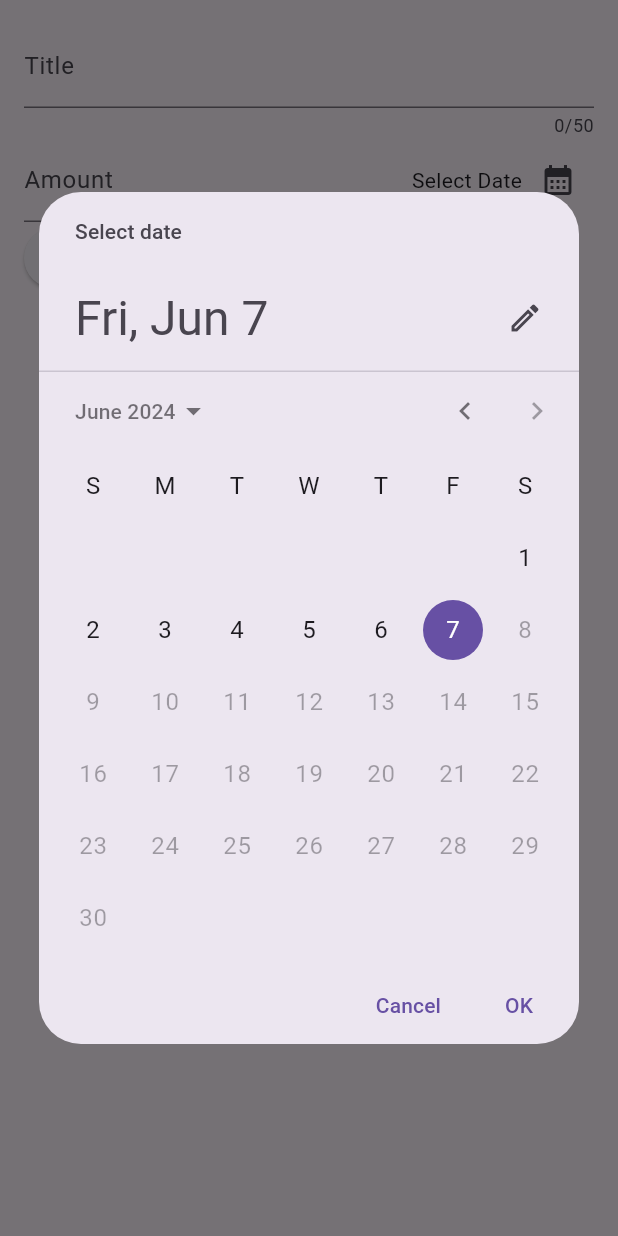
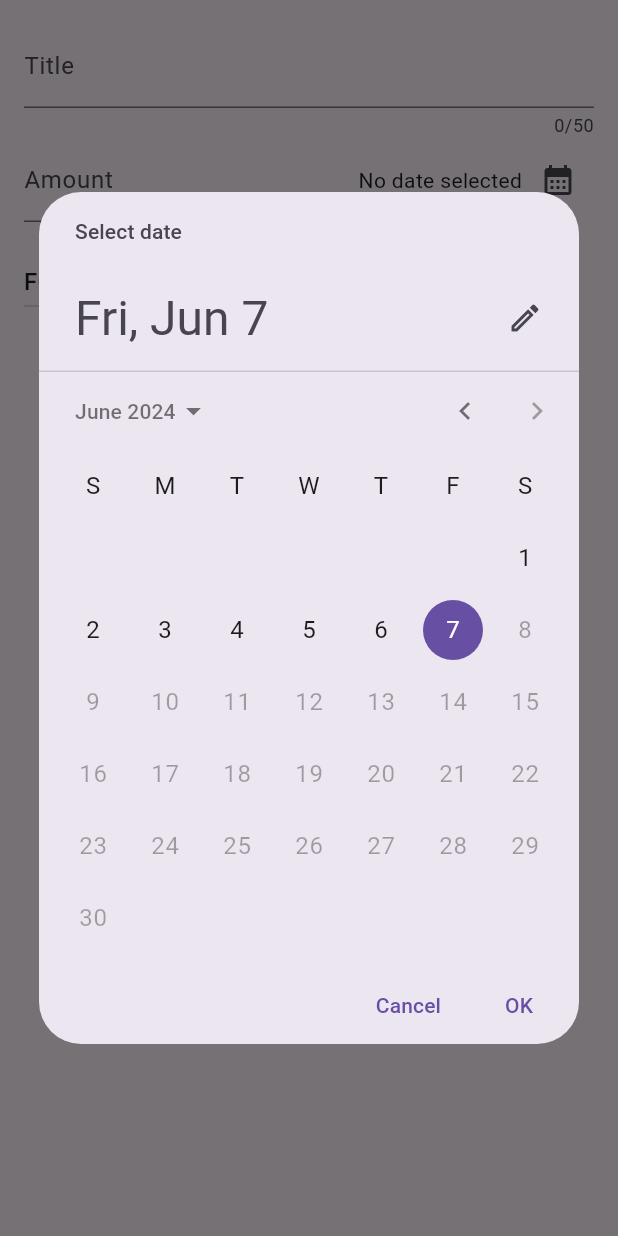
Before and after one commit to VanshRathore/Expense_tracker, a Flutter app: the NewExpense widget shown alone on an empty page, opened directly, after a tap on the "calendar month" icon, on a phone screen of 412 x 824 dp. Run offline on Flutter 3.47's test engine with Material 3 defaults, Android fonts, the phone set to English and light mode, and no system bars.

Commit message:
second-commit

```diff
--- a/lib/widget/new_expense.dart
+++ b/lib/widget/new_expense.dart
@@ -1,5 +1,5 @@
 import 'package:flutter/material.dart';
-
+import 'package:expense_tracker/models/expense.dart';
 
 class NewExpense extends StatefulWidget {
   const NewExpense({super.key});
@@ -13,12 +13,48 @@ class NewExpense extends StatefulWidget {
 class _NewExpense extends State<NewExpense> {
   final _titleController = TextEditingController();
   final _amountController = TextEditingController();
+  DateTime? _selectedDate;
+  Category _selectedCategory = Category.food;
 
-  void _presentDatePicker(){
+  void _presentDatePicker() async {
     final now = DateTime.now();
     final firstDate = DateTime(now.year - 1, now.month, now.day);
-    showDatePicker(context: context, initialDate: now , firstDate: firstDate, lastDate: now);
+    final pickedDate = await showDatePicker(
+        context: context,
+        initialDate: now,
+        firstDate: firstDate,
+        lastDate: now);
+    setState(
+      () {
+        _selectedDate = pickedDate;
+      },
+    );
   }
+
+  void _submitExpenseDate() {
+    final enteredAmount = double.tryParse(_amountController.text);
+    final invalidAmount = enteredAmount == null || enteredAmount <= 0;
+    if (_titleController.text.trim().isEmpty ||
+        invalidAmount ||
+        _selectedDate == null) {
+      showDialog(
+        context: context,
+        builder: (ctx) => AlertDialog(
+          title: const Text('Invalid Input'),
+          content: const Text(
+              'Please make sure a valid Title, Amount, Date and Category is enterd'),
+          actions: [
+            TextButton(
+                onPressed: () {
+                  Navigator.pop(ctx);
+                },
+                child: const Text('Okay'))
+          ],
+        ),
+      );
+    }
+  }
+
   @override
   void dispose() {
     _titleController.dispose;
@@ -59,7 +95,11 @@ class _NewExpense extends State<NewExpense> {
                   mainAxisAlignment: MainAxisAlignment.end,
                   crossAxisAlignment: CrossAxisAlignment.center,
                   children: [
-                    const Text('Select Date'),
+                    Text(
+                      _selectedDate == null
+                          ? 'No date selected'
+                          : formatter.format(_selectedDate!),
+                    ),
                     IconButton(
                       onPressed: _presentDatePicker,
                       icon: const Icon(Icons.calendar_month),
@@ -69,8 +109,31 @@ class _NewExpense extends State<NewExpense> {
               ),
             ],
           ),
+          const SizedBox(
+            height: 16,
+          ),
           Row(
             children: [
+              DropdownButton(
+                  value: _selectedCategory,
+                  items: Category.values
+                      .map(
+                        (category) => DropdownMenuItem(
+                          value: category,
+                          child: Text(
+                            category.name.toUpperCase(),
+                          ),
+                        ),
+                      )
+                      .toList(),
+                  onChanged: (value) {
+                    if (value == null) {
+                      return;
+                    }
+                    setState(() {
+                      _selectedCategory = value;
+                    });
+                  }),
               ElevatedButton(
                 onPressed: () {
                   Navigator.pop(context);
@@ -78,10 +141,7 @@ class _NewExpense extends State<NewExpense> {
                 child: const Text('Cancle'),
               ),
               ElevatedButton(
-                onPressed: () {
-                  print(_titleController);
-                  print(_amountController);
-                },
+                onPressed: _submitExpenseDate,
                 child: const Text('Save Expense'),
               )
             ],
```
